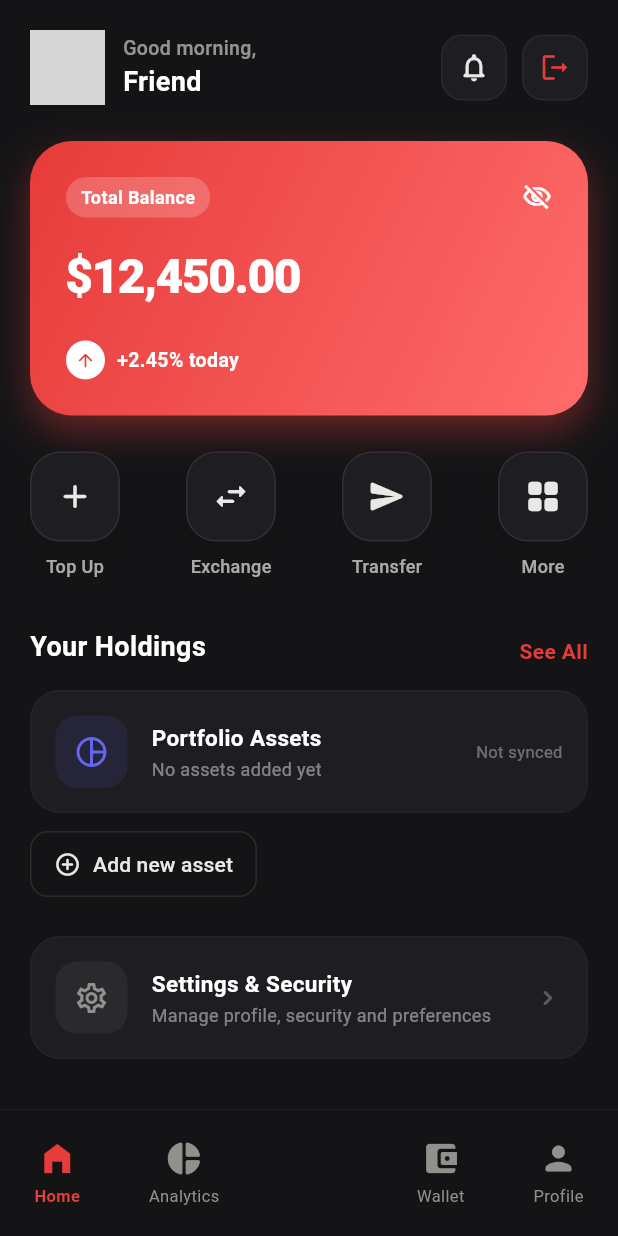
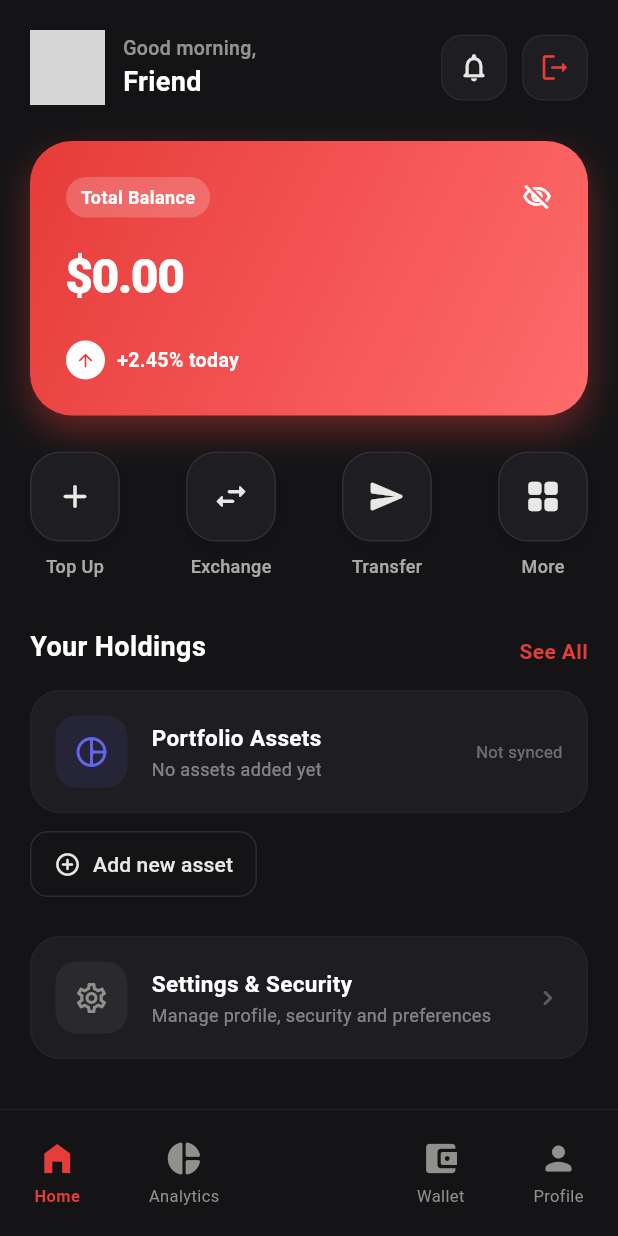
Before and after one commit to MORTAKI0/finmate, a Flutter app: the screen it shows once a user with an empty profile is signed in, on a phone screen of 412 x 824 dp. Run offline on Flutter 3.47's test engine with Material 3 defaults, Android fonts, the phone set to English and light mode, and no system bars; our stand-ins replace equatable, flutter_bloc, hive_flutter, supabase_flutter; accounts and stored records are empty; network calls fail; grey boxes are pictures that could not be loaded.

Commit message:
the dash is having live holdings now

```diff
--- a/lib/features/dashboard/application/dashboard_cubit.dart
+++ b/lib/features/dashboard/application/dashboard_cubit.dart
@@ -26,8 +26,10 @@ class DashboardCubit extends Cubit<DashboardState> {
       final email = session.user.email;
       final items = await holdingsRepo.listMine();
       final count = items.length;
+      double total = 0;
       DateTime? last;
       for (final h in items) {
+        total += (h.costBasis as num).toDouble();
         if (last == null || h.updatedAt.isAfter(last)) last = h.updatedAt;
       }
       await queue.init();
@@ -40,6 +42,7 @@ class DashboardCubit extends Cubit<DashboardState> {
         pendingOpsCount: pending,
         lastUpdated: last,
         error: null,
+        totalHoldingsCost: total,
       ));
     } catch (e) {
       emit(state.copyWith(loading: false, error: e.toString()));
--- a/lib/features/dashboard/application/dashboard_state.dart
+++ b/lib/features/dashboard/application/dashboard_state.dart
@@ -8,6 +8,7 @@ class DashboardState extends Equatable {
   final int pendingOpsCount;
   final DateTime? lastUpdated;
   final String? error;
+  final double? totalHoldingsCost;
 
   const DashboardState({
     required this.loading,
@@ -16,6 +17,7 @@ class DashboardState extends Equatable {
     this.pendingOpsCount = 0,
     this.lastUpdated,
     this.error,
+    this.totalHoldingsCost,
   });
 
   factory DashboardState.initial() => const DashboardState(loading: true);
@@ -27,6 +29,7 @@ class DashboardState extends Equatable {
     int? pendingOpsCount,
     DateTime? lastUpdated,
     String? error,
+    double? totalHoldingsCost,
   }) {
     return DashboardState(
       loading: loading ?? this.loading,
@@ -35,9 +38,18 @@ class DashboardState extends Equatable {
       pendingOpsCount: pendingOpsCount ?? this.pendingOpsCount,
       lastUpdated: lastUpdated ?? this.lastUpdated,
       error: error,
+      totalHoldingsCost: totalHoldingsCost ?? this.totalHoldingsCost,
     );
   }
 
   @override
-  List<Object?> get props => [loading, userEmail, holdingsCount, pendingOpsCount, lastUpdated, error];
+  List<Object?> get props => [
+        loading,
+        userEmail,
+        holdingsCount,
+        pendingOpsCount,
+        lastUpdated,
+        error,
+        totalHoldingsCost,
+      ];
 }
--- a/lib/features/dashboard/presentation/pages/dashboard_page.dart
+++ b/lib/features/dashboard/presentation/pages/dashboard_page.dart
@@ -18,13 +18,17 @@ class DashboardPage extends StatelessWidget {
   const DashboardPage({super.key});
 
   Future<void> _openHoldings(BuildContext context) async {
-    await Navigator.of(context).pushNamed('/holdings');
-    await context.read<DashboardCubit>().load();
+    final changed = await Navigator.of(context).pushNamed('/holdings');
+    if (changed == true) {
+      await context.read<DashboardCubit>().load();
+    }
   }
 
   Future<void> _openAddHolding(BuildContext context) async {
-    await Navigator.of(context).pushNamed('/holdings/edit');
-    await context.read<DashboardCubit>().load();
+    final changed = await Navigator.of(context).pushNamed('/holdings/edit');
+    if (changed == true) {
+      await context.read<DashboardCubit>().load();
+    }
   }
 
   // Helper to extract a display name from email if needed
@@ -47,6 +51,9 @@ class DashboardPage extends StatelessWidget {
       body: BlocBuilder<DashboardCubit, DashboardState>(
         builder: (context, state) {
           final displayName = _getDisplayName(state.userEmail);
+          final totalText = state.totalHoldingsCost != null
+              ? '\$${state.totalHoldingsCost!.toStringAsFixed(2)}'
+              : '\$0.00';
 
           return SafeArea(
             bottom: false,
@@ -190,9 +197,9 @@ class DashboardPage extends StatelessWidget {
                           ],
                         ),
                         const SizedBox(height: 16),
-                        const Text(
-                          '\$12,450.00', // Placeholder or sum from holdings
-                          style: TextStyle(
+                        Text(
+                          totalText,
+                          style: const TextStyle(
                             color: kWhite,
                             fontSize: 32,
                             fontWeight: FontWeight.w800,
--- a/lib/features/holdings/presentation/pages/holding_edit_page.dart
+++ b/lib/features/holdings/presentation/pages/holding_edit_page.dart
@@ -77,7 +77,7 @@ class _HoldingEditPageState extends State<HoldingEditPage> {
     } else {
       cubit.update(e.id, quantity: qty, costBasis: cost, note: note);
     }
-    Navigator.of(context).pop();
+    Navigator.of(context).pop(true);
   }
 
   @override
--- a/lib/features/holdings/presentation/pages/holdings_list_page.dart
+++ b/lib/features/holdings/presentation/pages/holdings_list_page.dart
@@ -35,9 +35,11 @@ class _HoldingsListViewState extends State<_HoldingsListView> {
   String _query = '';
 
   Future<void> _openEdit(BuildContext context, {Object? args}) async {
-    await Navigator.of(context).pushNamed('/holdings/edit', arguments: args);
+    final changed = await Navigator.of(context).pushNamed('/holdings/edit', arguments: args);
     if (!mounted) return;
-    await context.read<HoldingsCubit>().load();
+    if (changed == true) {
+      await context.read<HoldingsCubit>().load();
+    }
   }
 
   @override
```
